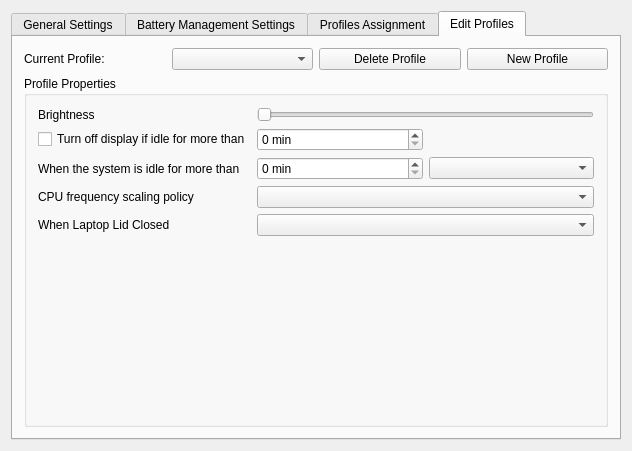
Old version of the form kcmodule/dialog.ui in the repository KDE/powerdevil.
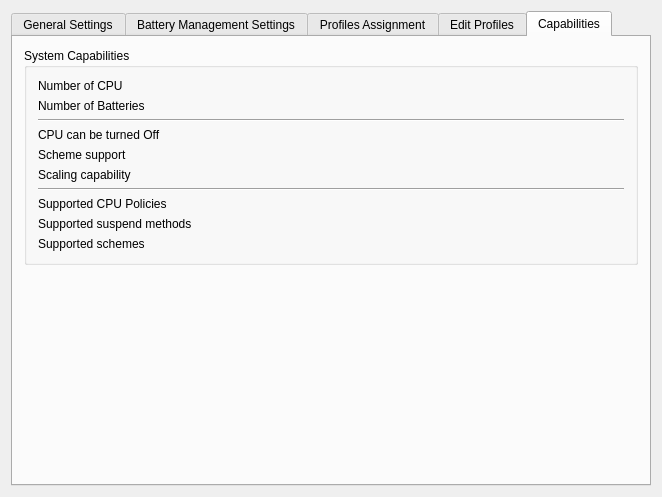
New version of the form. The open tabs and pages were chosen to show the change. Custom widgets are drawn as their Qt base class.

Diff of the .ui file:
```diff
--- a/kcmodule/dialog.ui
+++ b/kcmodule/dialog.ui
@@ -5,37 +5,28 @@
    <rect>
     <x>0</x>
     <y>0</y>
-    <width>632</width>
-    <height>451</height>
+    <width>662</width>
+    <height>497</height>
    </rect>
   </property>
   <property name="mouseTracking" >
    <bool>true</bool>
   </property>
   <property name="windowTitle" >
-   <string>Power Manager</string>
+   <string>PowerDevil Configuration</string>
   </property>
-  <layout class="QGridLayout" >
-   <item row="0" column="0" >
-    <widget class="QTabWidget" name="tabWidget" >
-     <property name="minimumSize" >
-      <size>
-       <width>531</width>
-       <height>0</height>
-      </size>
-     </property>
-     <property name="toolTip" >
-      <string/>
-     </property>
-     <property name="currentIndex" >
-      <number>0</number>
-     </property>
-     <widget class="QWidget" name="GeneralSettings" >
-      <attribute name="title" >
-       <string>General Settings</string>
-      </attribute>
       <layout class="QVBoxLayout" name="verticalLayout" >
        <item>
+    <widget class="KTabWidget" name="ktabwidget" >
+     <property name="currentIndex" >
+      <number>0</number>
+     </property>
+     <widget class="QWidget" name="tab_5" >
+      <attribute name="title" >
+       <string>General Settings</string>
+      </attribute>
+      <layout class="QVBoxLayout" name="verticalLayout_8" >
+       <item>
         <widget class="QGroupBox" name="GeneralSettingsBox" >
          <property name="title" >
           <string>General Settings</string>
@@ -49,6 +40,9 @@
           </property>
           <item row="0" column="0" colspan="3" >
            <widget class="QCheckBox" name="lockScreenOnResume" >
+            <property name="whatsThis" >
+             <string>You will be asked for password when resuming from sleep state</string>
+            </property>
             <property name="text" >
              <string>Lock screen on resume</string>
             </property>
@@ -110,7 +104,10 @@
             </property>
            </widget>
           </item>
-          <item row="4" column="0" >
+         </layout>
+        </widget>
+       </item>
+       <item>
            <spacer name="verticalSpacer_4" >
             <property name="orientation" >
              <enum>Qt::Vertical</enum>
@@ -118,21 +115,18 @@
             <property name="sizeHint" stdset="0" >
              <size>
               <width>20</width>
-              <height>40</height>
+           <height>235</height>
              </size>
             </property>
            </spacer>
           </item>
          </layout>
         </widget>
-       </item>
-      </layout>
-     </widget>
-     <widget class="QWidget" name="tab_2" >
+     <widget class="QWidget" name="tab_6" >
       <attribute name="title" >
        <string>Battery Management Settings</string>
       </attribute>
-      <layout class="QVBoxLayout" name="verticalLayout_3" >
+      <layout class="QVBoxLayout" name="verticalLayout_9" >
        <item>
         <widget class="QGroupBox" name="groupBox" >
          <property name="title" >
@@ -239,18 +233,18 @@
          <property name="sizeHint" stdset="0" >
           <size>
            <width>20</width>
-           <height>173</height>
+           <height>188</height>
           </size>
          </property>
         </spacer>
        </item>
       </layout>
      </widget>
-     <widget class="QWidget" name="tab_3" >
+     <widget class="QWidget" name="tab_7" >
       <attribute name="title" >
        <string>Profiles Assignment</string>
       </attribute>
-      <layout class="QVBoxLayout" name="verticalLayout_4" >
+      <layout class="QVBoxLayout" name="verticalLayout_10" >
        <item>
         <widget class="QGroupBox" name="groupBox_4" >
          <property name="title" >
@@ -321,18 +315,24 @@
          <property name="sizeHint" stdset="0" >
           <size>
            <width>20</width>
-           <height>221</height>
+           <height>236</height>
           </size>
          </property>
         </spacer>
        </item>
       </layout>
      </widget>
-     <widget class="QWidget" name="tab" >
+     <widget class="QWidget" name="tab_8" >
       <attribute name="title" >
        <string>Edit Profiles</string>
       </attribute>
-      <layout class="QVBoxLayout" name="verticalLayout_2" >
+      <layout class="QVBoxLayout" name="verticalLayout_11" >
+       <item>
+        <widget class="QGroupBox" name="groupBox_6" >
+         <property name="title" >
+          <string>Profile Management</string>
+         </property>
+         <layout class="QVBoxLayout" name="verticalLayout_6" >
        <item>
         <layout class="QHBoxLayout" name="horizontalLayout" >
          <item>
@@ -361,10 +361,28 @@
          </item>
         </layout>
        </item>
+          <item>
+           <layout class="QHBoxLayout" name="horizontalLayout_4" >
+            <item>
+             <widget class="KPushButton" name="importButton" >
+              <property name="text" >
+               <string>Import Profiles</string>
+              </property>
+             </widget>
+            </item>
+            <item>
+             <widget class="KPushButton" name="exportButton" >
+              <property name="text" >
+               <string>Export Profiles</string>
+              </property>
+             </widget>
+            </item>
+           </layout>
+          </item>
        <item>
         <widget class="QGroupBox" name="groupBox_2" >
          <property name="title" >
-          <string>Profile Properties</string>
+             <string>Basic options</string>
          </property>
          <layout class="QGridLayout" name="gridLayout_5" >
           <item row="0" column="0" >
@@ -454,22 +472,6 @@
           <item row="2" column="2" >
            <widget class="KComboBox" name="idleCombo" />
           </item>
-          <item row="3" column="0" >
-           <widget class="QLabel" name="PoweredFreqLabel_2" >
-            <property name="text" >
-             <string>CPU frequency scaling policy</string>
-            </property>
-            <property name="wordWrap" >
-             <bool>false</bool>
-            </property>
-            <property name="buddy" >
-             <cstring>freqCombo</cstring>
-            </property>
-           </widget>
-          </item>
-          <item row="3" column="1" colspan="2" >
-           <widget class="KComboBox" name="freqCombo" />
-          </item>
           <item row="4" column="0" >
            <widget class="QLabel" name="label_7" >
             <property name="text" >
@@ -480,7 +482,73 @@
           <item row="4" column="1" colspan="2" >
            <widget class="KComboBox" name="laptopClosedCombo" />
           </item>
-          <item row="5" column="0" >
+            </layout>
+           </widget>
+          </item>
+          <item>
+           <widget class="QGroupBox" name="groupBox_7" >
+            <property name="title" >
+             <string>Advanced Options</string>
+            </property>
+            <layout class="QVBoxLayout" name="verticalLayout_7" >
+             <item>
+              <widget class="QLabel" name="label_12" >
+               <property name="text" >
+                <string>Turn off the following CPU(s):</string>
+               </property>
+              </widget>
+             </item>
+             <item>
+              <layout class="QHBoxLayout" name="CPUListLayout" />
+             </item>
+             <item>
+              <widget class="Line" name="line" >
+               <property name="orientation" >
+                <enum>Qt::Horizontal</enum>
+               </property>
+              </widget>
+             </item>
+             <item>
+              <layout class="QHBoxLayout" name="horizontalLayout_3" >
+               <item>
+                <widget class="QLabel" name="PoweredFreqLabel_2" >
+                 <property name="text" >
+                  <string>CPU frequency scaling policy</string>
+                 </property>
+                 <property name="wordWrap" >
+                  <bool>false</bool>
+                 </property>
+                 <property name="buddy" >
+                  <cstring>freqCombo</cstring>
+                 </property>
+                </widget>
+               </item>
+               <item>
+                <widget class="KComboBox" name="freqCombo" />
+               </item>
+              </layout>
+             </item>
+             <item>
+              <layout class="QHBoxLayout" name="horizontalLayout_2" >
+               <item>
+                <widget class="QLabel" name="label_19" >
+                 <property name="text" >
+                  <string>System powersaving scheme</string>
+                 </property>
+                </widget>
+               </item>
+               <item>
+                <widget class="KComboBox" name="schemeCombo" />
+               </item>
+              </layout>
+             </item>
+            </layout>
+           </widget>
+          </item>
+         </layout>
+        </widget>
+       </item>
+       <item>
            <spacer name="verticalSpacer" >
             <property name="orientation" >
              <enum>Qt::Vertical</enum>
@@ -495,13 +563,179 @@
           </item>
          </layout>
         </widget>
-       </item>
-      </layout>
-     </widget>
-    </widget>
+     <widget class="QWidget" name="tab_9" >
+      <attribute name="title" >
+       <string>Capabilities</string>
+      </attribute>
+      <layout class="QVBoxLayout" name="verticalLayout_12" >
+       <item>
+        <widget class="QGroupBox" name="groupBox_5" >
+         <property name="title" >
+          <string>System Capabilities</string>
+         </property>
+         <layout class="QGridLayout" name="gridLayout_2" >
+          <property name="horizontalSpacing" >
+           <number>10</number>
+          </property>
+          <item row="0" column="0" >
+           <widget class="QLabel" name="label_10" >
+            <property name="text" >
+             <string>Number of CPU</string>
+            </property>
+           </widget>
+          </item>
+          <item row="0" column="1" >
+           <widget class="QLabel" name="cpuNumber" >
+            <property name="text" >
+             <string/>
+            </property>
+           </widget>
+          </item>
+          <item row="1" column="0" >
+           <widget class="QLabel" name="label_11" >
+            <property name="text" >
+             <string>Number of Batteries</string>
+            </property>
+           </widget>
+          </item>
+          <item row="1" column="1" >
+           <widget class="QLabel" name="batteriesNumber" >
+            <property name="text" >
+             <string/>
+            </property>
+           </widget>
+          </item>
+          <item row="3" column="0" >
+           <widget class="QLabel" name="label_14" >
+            <property name="text" >
+             <string>CPU can be turned Off</string>
+            </property>
+           </widget>
+          </item>
+          <item row="3" column="1" >
+           <widget class="QLabel" name="isCPUOffSupported" >
+            <property name="text" >
+             <string/>
+            </property>
+           </widget>
+          </item>
+          <item row="5" column="0" >
+           <widget class="QLabel" name="label_15" >
+            <property name="text" >
+             <string>Scaling capability</string>
+            </property>
+           </widget>
+          </item>
+          <item row="5" column="1" >
+           <widget class="QLabel" name="isScalingSupported" >
+            <property name="text" >
+             <string/>
+            </property>
+           </widget>
+          </item>
+          <item row="7" column="0" >
+           <widget class="QLabel" name="label_16" >
+            <property name="text" >
+             <string>Supported CPU Policies</string>
+            </property>
+           </widget>
+          </item>
+          <item row="7" column="1" >
+           <widget class="QLabel" name="supportedPolicies" >
+            <property name="text" >
+             <string/>
+            </property>
+            <property name="scaledContents" >
+             <bool>true</bool>
+            </property>
+            <property name="wordWrap" >
+             <bool>true</bool>
+            </property>
+           </widget>
+          </item>
+          <item row="8" column="0" >
+           <widget class="QLabel" name="label_17" >
+            <property name="text" >
+             <string>Supported suspend methods</string>
+            </property>
+           </widget>
+          </item>
+          <item row="8" column="1" >
+           <widget class="QLabel" name="supportedMethods" >
+            <property name="text" >
+             <string/>
+            </property>
+            <property name="scaledContents" >
+             <bool>true</bool>
+            </property>
+            <property name="wordWrap" >
+             <bool>true</bool>
+            </property>
+           </widget>
+          </item>
+          <item row="4" column="0" >
+           <widget class="QLabel" name="label_13" >
+            <property name="text" >
+             <string>Scheme support</string>
+            </property>
+           </widget>
+          </item>
+          <item row="4" column="1" >
+           <widget class="QLabel" name="isSchemeSupported" >
+            <property name="text" >
+             <string/>
+            </property>
+           </widget>
+          </item>
+          <item row="2" column="0" colspan="3" >
+           <widget class="Line" name="line_2" >
+            <property name="orientation" >
+             <enum>Qt::Horizontal</enum>
+            </property>
+           </widget>
+          </item>
+          <item row="6" column="0" colspan="3" >
+           <widget class="Line" name="line_3" >
+            <property name="orientation" >
+             <enum>Qt::Horizontal</enum>
+            </property>
+           </widget>
+          </item>
+          <item row="9" column="0" >
+           <widget class="QLabel" name="label_18" >
+            <property name="text" >
+             <string>Supported schemes</string>
+            </property>
+           </widget>
+          </item>
+          <item row="9" column="1" >
+           <widget class="QLabel" name="supportedSchemes" >
+            <property name="text" >
+             <string/>
+            </property>
+           </widget>
+          </item>
+         </layout>
+        </widget>
+       </item>
+       <item>
+        <spacer name="verticalSpacer_3" >
+         <property name="orientation" >
+          <enum>Qt::Vertical</enum>
+         </property>
+         <property name="sizeHint" stdset="0" >
+          <size>
+           <width>20</width>
+           <height>162</height>
+          </size>
+         </property>
+        </spacer>
+       </item>
+      </layout>
+     </widget>
+    </widget>
    </item>
   </layout>
-  <zorder>tabWidget</zorder>
  </widget>
  <layoutdefault spacing="6" margin="11" />
  <pixmapfunction>qPixmapFromMimeSource</pixmapfunction>
@@ -521,6 +755,12 @@
    <extends>QPushButton</extends>
    <header>kpushbutton.h</header>
   </customwidget>
+  <customwidget>
+   <class>KTabWidget</class>
+   <extends>QTabWidget</extends>
+   <header>ktabwidget.h</header>
+   <container>1</container>
+  </customwidget>
  </customwidgets>
  <tabstops>
   <tabstop>lockScreenOnResume</tabstop>
```
Left out of the diff: 4 changed lines with no effect on the pictures. Lines whose indentation alone changed are shown as unchanged.
